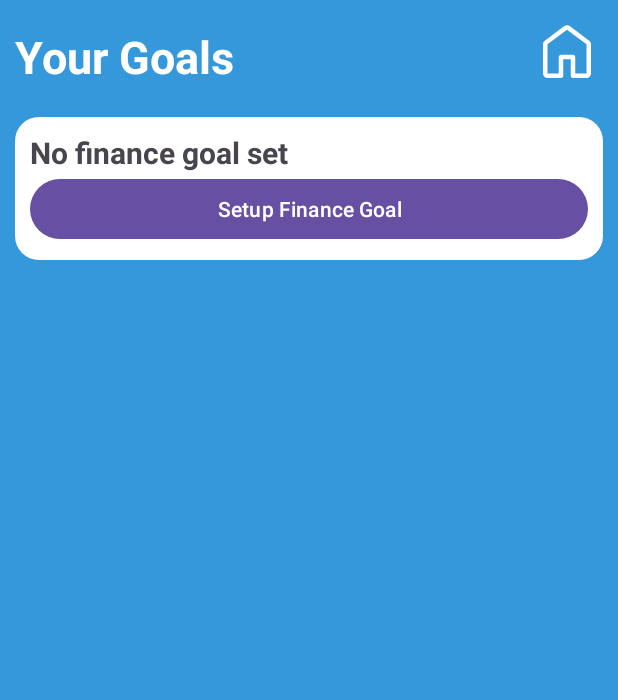
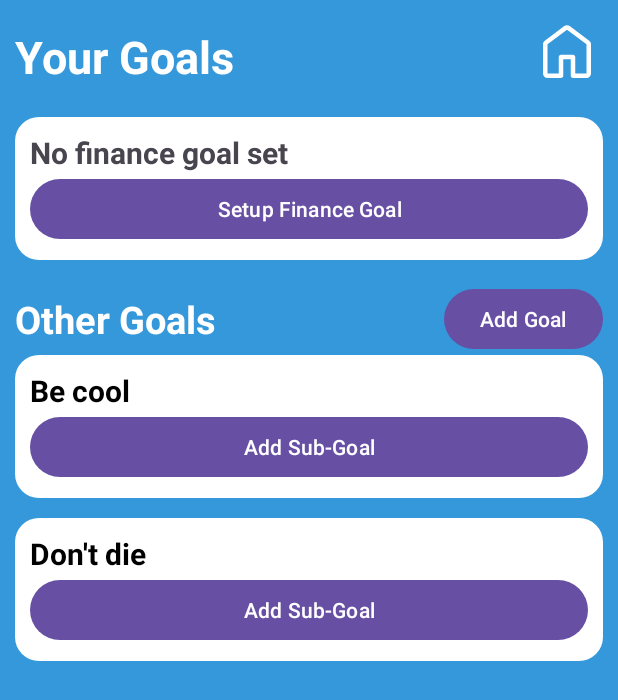
Before and after one commit to haminpants/planner-app, an Android app: the GoalActivity screen opened directly, with no data from a screen before it, on a phone screen of 412 x 824 dp. Shown: the top 700 px of the screen. Run offline under Robolectric (Android 15) with nearby library versions, the phone set to English and light mode, and no system bars.

Commit message:
implement goals

```diff
--- a/app/src/main/java/com/info3245/plannerapp/activities/GoalActivity.java
+++ b/app/src/main/java/com/info3245/plannerapp/activities/GoalActivity.java
@@ -6,6 +6,7 @@ import static android.view.View.VISIBLE;
 import android.content.Context;
 import android.content.Intent;
 import android.os.Bundle;
+import android.view.MenuItem;
 import android.view.View;
 import android.widget.Button;
 import android.widget.EditText;
@@ -14,19 +15,26 @@ import android.widget.TextView;
 import android.widget.Toast;
 
 import androidx.activity.EdgeToEdge;
+import androidx.annotation.NonNull;
 import androidx.appcompat.app.AlertDialog;
 import androidx.appcompat.app.AppCompatActivity;
 import androidx.core.graphics.Insets;
 import androidx.core.view.ViewCompat;
 import androidx.core.view.WindowInsetsCompat;
+import androidx.recyclerview.widget.LinearLayoutManager;
+import androidx.recyclerview.widget.RecyclerView;
 
 import com.info3245.plannerapp.R;
+import com.info3245.plannerapp.adapters.GoalItemAdapter;
+import com.info3245.plannerapp.data.GoalItem;
 import com.info3245.plannerapp.data.ToDoItem;
+import com.info3245.plannerapp.util.VerticalSpacerItemDecoration;
 
 import java.io.FileInputStream;
 import java.io.FileNotFoundException;
 import java.io.FileOutputStream;
 import java.text.NumberFormat;
+import java.util.ArrayList;
 import java.util.Arrays;
 import java.util.List;
 import java.util.stream.Collectors;
@@ -40,10 +48,14 @@ public class GoalActivity extends AppCompatActivity {
     ProgressBar progBar_financeGoal;
     Button btn_updateFinanceGoalProgress;
     Button btn_financeGoalData;
+    RecyclerView recView_goals;
 
-    int financeGoal = 0;
-    String financeGoalDescription = "";
-    int financeGoalProgress = 0;
+    private int financeGoal = 0;
+    private String financeGoalDescription = "";
+    private int financeGoalProgress = 0;
+
+    private GoalItemAdapter goalItemAdapter;
+    private List<GoalItem> goalItems = new ArrayList<>();
 
     @Override
     protected void onCreate (Bundle savedInstanceState) {
@@ -62,9 +74,27 @@ public class GoalActivity extends AppCompatActivity {
         progBar_financeGoal = findViewById(R.id.progBar_financeGoal);
         btn_updateFinanceGoalProgress = findViewById(R.id.btn_updateFinanceGoalProgress);
         btn_financeGoalData = findViewById(R.id.btn_financeGoalData);
+        recView_goals = findViewById(R.id.recView_goals);
 
         loadFinanceGoalData();
         updateFinanceGoalDisplay();
+
+        goalItems.addAll(List.of(
+            new GoalItem("Be cool"),
+            new GoalItem("Don't die")
+        ));
+
+        goalItemAdapter = new GoalItemAdapter(goalItems);
+        recView_goals.setLayoutManager(new LinearLayoutManager(this));
+        recView_goals.addItemDecoration(new VerticalSpacerItemDecoration(20));
+        recView_goals.setAdapter(goalItemAdapter);
+    }
+
+    @Override
+    public boolean onContextItemSelected (@NonNull MenuItem item) {
+        goalItems.remove(item.getItemId());
+        goalItemAdapter.notifyItemRemoved(item.getItemId());
+        return true;
     }
 
     private void saveData () {
@@ -183,4 +213,20 @@ public class GoalActivity extends AppCompatActivity {
 
         alert.show();
     }
+
+    public void createNewGoal (View v) {
+        View form = getLayoutInflater().inflate(R.layout.new_goal_item, null);
+        EditText editTxt_goalTitle = form.findViewById(R.id.editTxt_goalTitle);
+
+        AlertDialog alert = new AlertDialog.Builder(this)
+            .setTitle("Create A New Goal")
+            .setView(form)
+            .setPositiveButton("Create", (dialog, which) -> {
+                goalItems.add(new GoalItem(editTxt_goalTitle.getText().toString()));
+                goalItemAdapter.notifyItemChanged(goalItems.size());
+            })
+            .setNegativeButton("Cancel", (dialog, which) -> {})
+            .create();
+        alert.show();
+    }
 }
--- /dev/null
+++ b/app/src/main/java/com/info3245/plannerapp/adapters/GoalItemAdapter.java
@@ -0,0 +1,62 @@
+package com.info3245.plannerapp.adapters;
+
+import android.view.ContextMenu;
+import android.view.LayoutInflater;
+import android.view.View;
+import android.view.ViewGroup;
+import android.widget.TextView;
+
+import androidx.annotation.NonNull;
+import androidx.recyclerview.widget.RecyclerView;
+
+import com.info3245.plannerapp.R;
+import com.info3245.plannerapp.data.GoalItem;
+
+import java.util.List;
+
+public class GoalItemAdapter extends RecyclerView.Adapter<GoalItemAdapter.ViewHolder> {
+    private final List<GoalItem> goalItems;
+
+    public GoalItemAdapter (List<GoalItem> goalItems) {
+        this.goalItems = goalItems;
+    }
+
+    @NonNull
+    @Override
+    public ViewHolder onCreateViewHolder (@NonNull ViewGroup parent, int viewType) {
+        View view = LayoutInflater.from(parent.getContext())
+            .inflate(R.layout.goal_item, parent, false);
+        return new ViewHolder(view);
+    }
+
+    @Override
+    public void onBindViewHolder (@NonNull ViewHolder holder, int position) {
+        GoalItem goalItem = goalItems.get(position);
+        holder.txtView_goalTitle.setText(goalItem.getTitle());
+        // TODO: setup goals recycler view
+    }
+
+    @Override
+    public int getItemCount () {
+        return goalItems.size();
+    }
+
+    public static class ViewHolder extends RecyclerView.ViewHolder implements View.OnCreateContextMenuListener {
+        private TextView txtView_goalTitle;
+        private RecyclerView recView_subGoals;
+
+        public ViewHolder (@NonNull View view) {
+            super(view);
+            view.setOnCreateContextMenuListener(this);
+
+            this.txtView_goalTitle = view.findViewById(R.id.txtView_goalTitle);
+            this.recView_subGoals = view.findViewById(R.id.recView_subGoals);
+        }
+
+        @Override
+        public void onCreateContextMenu (ContextMenu menu, View v,
+            ContextMenu.ContextMenuInfo menuInfo) {
+            menu.add(0, getAdapterPosition(), 0, "Delete");
+        }
+    }
+}
--- /dev/null
+++ b/app/src/main/java/com/info3245/plannerapp/data/GoalItem.java
@@ -0,0 +1,24 @@
+package com.info3245.plannerapp.data;
+
+import java.util.ArrayList;
+import java.util.List;
+
+public class GoalItem {
+    private final String title;
+    private final List<String> subGoals = new ArrayList<>();
+
+    public GoalItem (String title, List<String> subGoals) {
+        this.title = title;
+        this.subGoals.addAll(subGoals);
+    }
+    public GoalItem (String title) {
+        this(title, List.of());
+    }
+
+    public String getTitle () {
+        return title;
+    }
+    public List<String> getSubGoals () {
+        return subGoals;
+    }
+}
--- a/app/src/main/res/layout/activity_goal.xml
+++ b/app/src/main/res/layout/activity_goal.xml
@@ -104,5 +104,39 @@
                     android:onClick="setFinanceGoalData" />
         </LinearLayout>
 
+        <LinearLayout
+                android:orientation="horizontal"
+                android:layout_width="match_parent"
+                android:layout_height="wrap_content"
+                android:layout_marginTop="15dp">
+
+            <TextView
+                    android:text="Other Goals"
+                    android:layout_width="wrap_content"
+                    android:layout_height="wrap_content"
+                    android:id="@+id/textView5"
+                    android:textColor="@color/white"
+                    android:textStyle="bold"
+                    android:textSize="25sp"
+                    android:layout_gravity="center_vertical" />
+
+            <Space
+                    android:layout_width="wrap_content"
+                    android:layout_height="wrap_content"
+                    android:layout_weight="1" />
+
+            <Button
+                    android:text="Add Goal"
+                    android:layout_width="wrap_content"
+                    android:layout_height="wrap_content"
+                    android:id="@+id/button"
+                    android:onClick="createNewGoal" />
+        </LinearLayout>
+
+        <androidx.recyclerview.widget.RecyclerView
+                android:layout_width="match_parent"
+                android:layout_height="match_parent"
+                android:id="@+id/recView_goals" />
+
     </LinearLayout>
 </androidx.constraintlayout.widget.ConstraintLayout>
--- /dev/null
+++ b/app/src/main/res/layout/goal_item.xml
@@ -0,0 +1,37 @@
+<?xml version="1.0" encoding="utf-8"?>
+<androidx.constraintlayout.widget.ConstraintLayout xmlns:android="http://schemas.android.com/apk/res/android"
+        android:layout_width="match_parent"
+        android:layout_height="wrap_content">
+
+    <LinearLayout
+            android:orientation="vertical"
+            android:layout_width="match_parent"
+            android:layout_height="match_parent"
+            android:background="@drawable/white_rounded"
+            android:paddingHorizontal="10dp"
+            android:paddingVertical="10dp">
+
+        <TextView
+                android:text="@string/placeholder"
+                android:layout_width="match_parent"
+                android:layout_height="wrap_content"
+                android:id="@+id/txtView_goalTitle"
+                android:textColor="@color/black"
+                android:textStyle="bold"
+                android:textSize="20sp" />
+
+        <androidx.recyclerview.widget.RecyclerView
+                android:layout_width="match_parent"
+                android:layout_height="wrap_content"
+                android:id="@+id/recView_subGoals">
+
+        </androidx.recyclerview.widget.RecyclerView>
+
+        <Button
+                android:text="@string/add_sub_goal"
+                android:layout_width="match_parent"
+                android:layout_height="wrap_content"
+                android:id="@+id/button3" />
+
+    </LinearLayout>
+</androidx.constraintlayout.widget.ConstraintLayout>
--- /dev/null
+++ b/app/src/main/res/layout/new_goal_item.xml
@@ -0,0 +1,21 @@
+<?xml version="1.0" encoding="utf-8"?>
+<androidx.constraintlayout.widget.ConstraintLayout xmlns:android="http://schemas.android.com/apk/res/android"
+        android:layout_width="match_parent"
+        android:layout_height="match_parent"
+        android:paddingHorizontal="10dp"
+        android:paddingVertical="10dp">
+
+    <LinearLayout
+            android:orientation="vertical"
+            android:layout_width="match_parent"
+            android:layout_height="match_parent">
+
+        <EditText
+                android:layout_width="match_parent"
+                android:layout_height="wrap_content"
+                android:inputType="text"
+                android:ems="10"
+                android:id="@+id/editTxt_goalTitle"
+                android:hint="@string/goal_title" />
+    </LinearLayout>
+</androidx.constraintlayout.widget.ConstraintLayout>
--- a/app/src/main/res/values/strings.xml
+++ b/app/src/main/res/values/strings.xml
@@ -39,4 +39,6 @@
     <string name="update_progress">Update Progress</string>
     <string name="finance_goal_progress">Finance Goal Progress</string>
     <string name="update_finance_goal">Update Finance Goal</string>
+    <string name="add_sub_goal">Add Sub-Goal</string>
+    <string name="goal_title">Goal Title</string>
 </resources>
```
